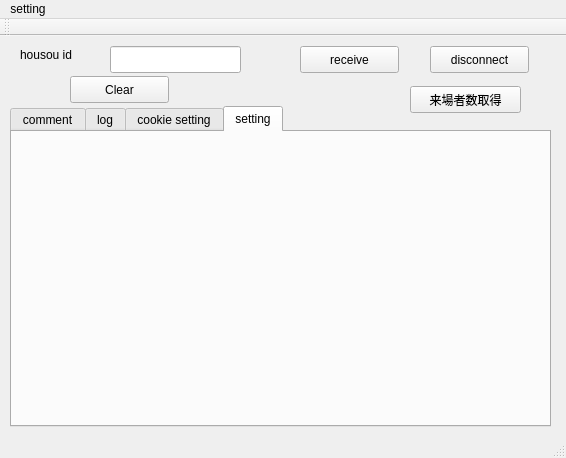
The window that mainwindow.ui (diginatu/Viqo) describes before a commit, drawn with Qt 5.
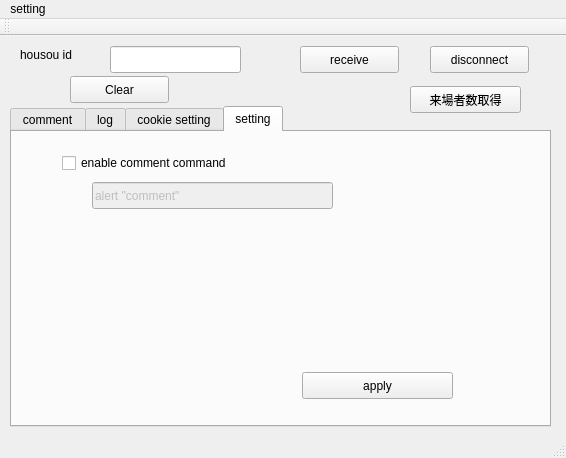
The same window after the commit. The open tabs and pages were chosen to show the change.

Commit message: fixed receive error (construction commtcp) implemented comment command

The edit to the form file:
```diff
--- a/mainwindow.ui
+++ b/mainwindow.ui
@@ -383,6 +383,48 @@
      <attribute name="title">
       <string>setting</string>
      </attribute>
+     <widget class="QCheckBox" name="setting_commentComand_checkbox">
+      <property name="geometry">
+       <rect>
+        <x>50</x>
+        <y>20</y>
+        <width>221</width>
+        <height>22</height>
+       </rect>
+      </property>
+      <property name="text">
+       <string>enable comment command</string>
+      </property>
+     </widget>
+     <widget class="QLineEdit" name="setting_commentComand">
+      <property name="enabled">
+       <bool>false</bool>
+      </property>
+      <property name="geometry">
+       <rect>
+        <x>80</x>
+        <y>50</y>
+        <width>241</width>
+        <height>27</height>
+       </rect>
+      </property>
+      <property name="text">
+       <string>alert &quot;comment&quot;</string>
+      </property>
+     </widget>
+     <widget class="QPushButton" name="setting_apply">
+      <property name="geometry">
+       <rect>
+        <x>290</x>
+        <y>240</y>
+        <width>151</width>
+        <height>27</height>
+       </rect>
+      </property>
+      <property name="text">
+       <string>apply</string>
+      </property>
+     </widget>
     </widget>
    </widget>
    <widget class="QPushButton" name="pushButton_2">
```
Left out of the diff: 2 changed lines with no effect on the pictures. The commit also changes 5 other files.
